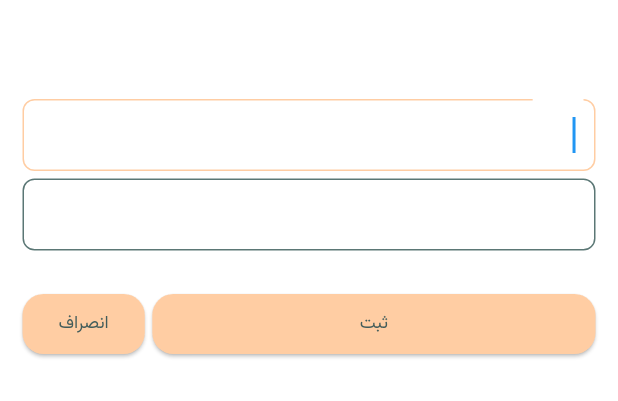
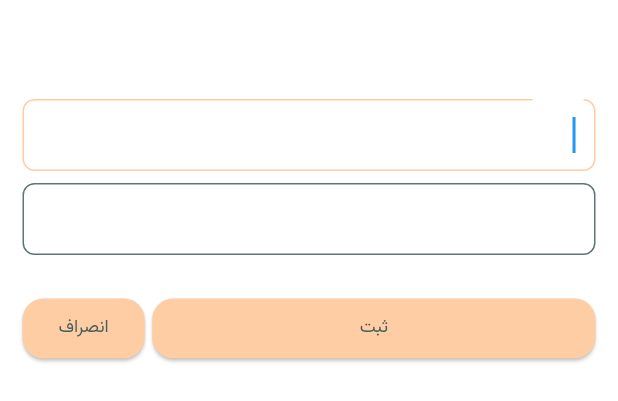
Before and after one commit to mahdiyarz/store_keeper, a Flutter app: the CreateOrUpdateBrandScreen widget shown alone on an empty page, opened directly, on a phone screen of 412 x 824 dp. Shown: the top 401 px of the screen. Run offline on Flutter 3.47's test engine with Material 2 defaults, Android fonts, the phone set to English and light mode, and no system bars; our stand-ins replace bloc, equatable, flutter_bloc, sqflite; missing offline and left inert: persian; accounts and stored records are empty.

Commit message:
Edit modal bottom on brands modal

```diff
--- a/lib/presentation/brands/create_or_update_brand_screen.dart
+++ b/lib/presentation/brands/create_or_update_brand_screen.dart
@@ -74,7 +74,7 @@ class CreateOrUpdateBrandScreen extends StatelessWidget {
                 return null;
               },
             ),
-            const SizedBox(height: 5),
+            const SizedBox(height: 8),
             Directionality(
               textDirection: TextDirection.ltr,
               child: TextFormField(
@@ -148,7 +148,8 @@ class CreateOrUpdateBrandScreen extends StatelessWidget {
                         latinNameController.clear();
                       },
                       style: ElevatedButton.styleFrom(
-                        backgroundColor: Theme.of(context).errorColor,
+                        backgroundColor: ColorManager.error,
+                        foregroundColor: ColorManager.onError,
                       ),
                       child: const Text('حذف')),
               ],
```
